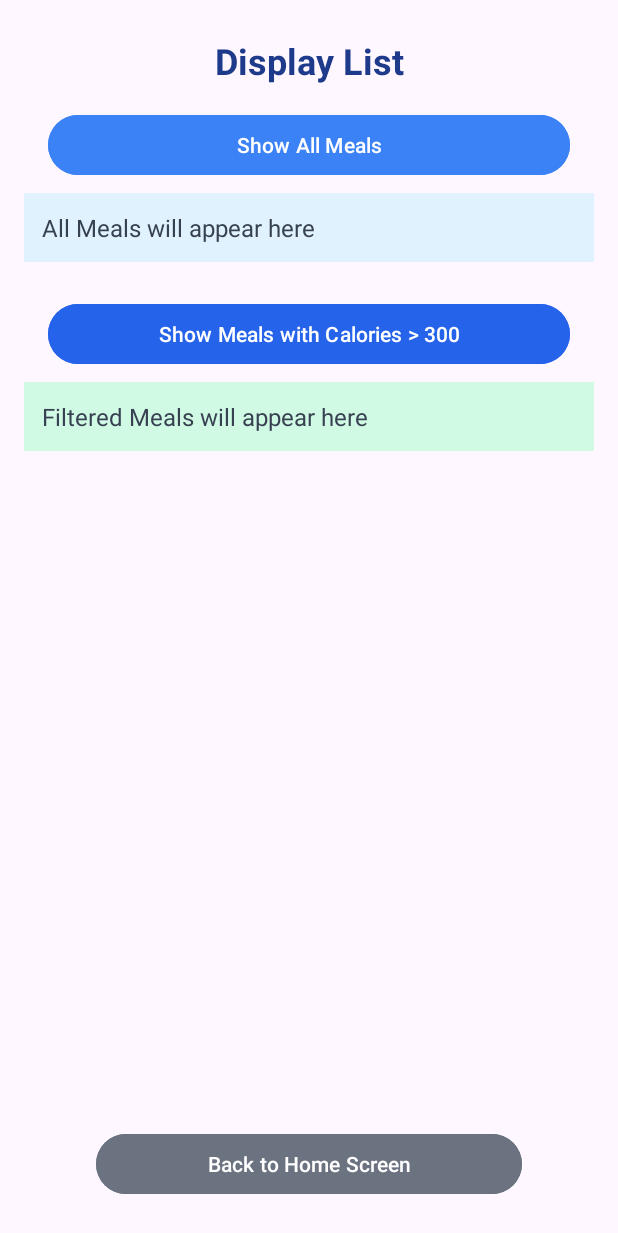
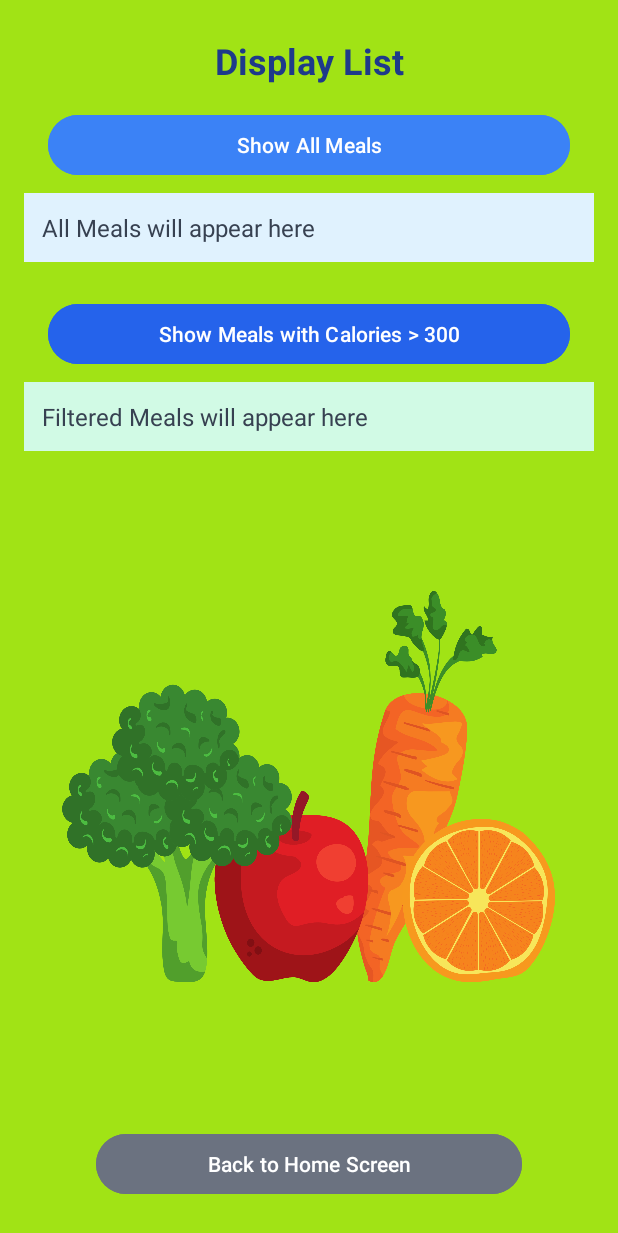
Before and after one commit to Asimit148/Healthy-Meal-Tracker-App, an Android app: the MealView screen opened directly, with no data from a screen before it, on a phone screen of 412 x 824 dp. Shown: the top 1233 px of the screen. Run offline under Robolectric (Android 15) with nearby library versions, the light colour scheme and no system bars.

Commit message:
= Update to Ui design in meal view screen.

```diff
--- a/app/src/main/res/layout/activity_meal_view.xml
+++ b/app/src/main/res/layout/activity_meal_view.xml
@@ -6,6 +6,7 @@
     android:id="@+id/main"
     android:layout_width="match_parent"
     android:layout_height="match_parent"
+    android:background="@drawable/mealview"
     tools:context=".MealView">
 
     <TextView
```
Also changed, not shown: app/src/main/res/drawable/mealview.png (added).
